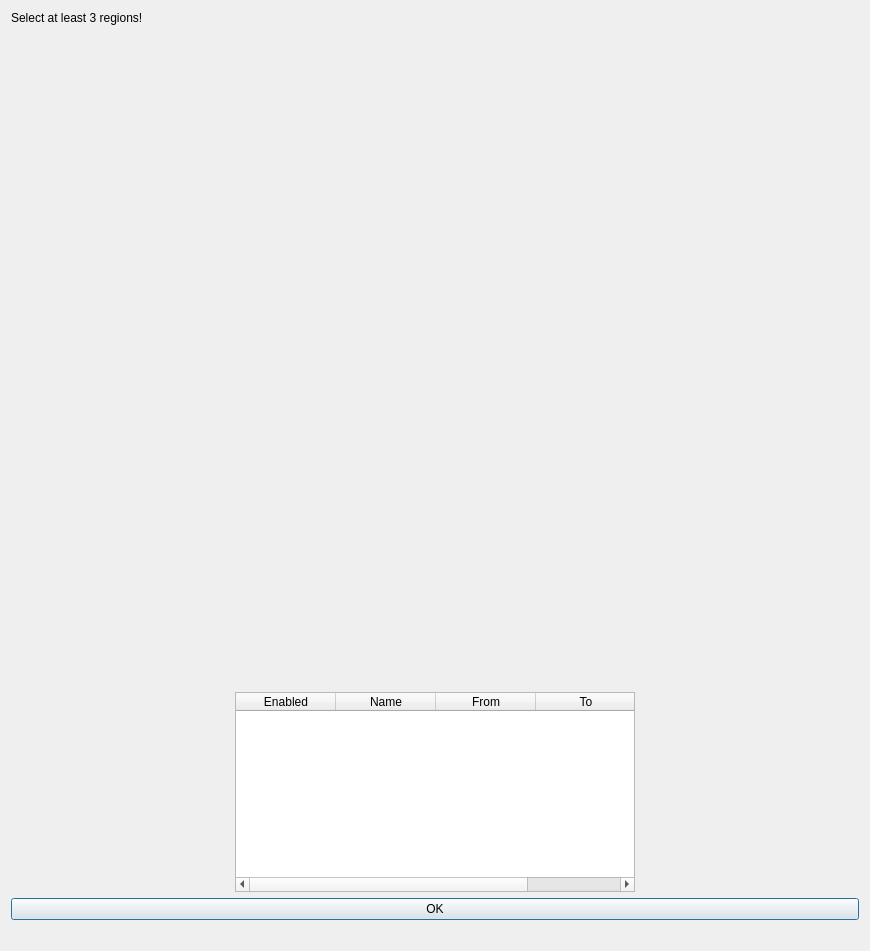
Qt form src/hyperctui/ui/select_evaluation_regions.ui (ornlneutronimaging/HyperCTui) before a commit.
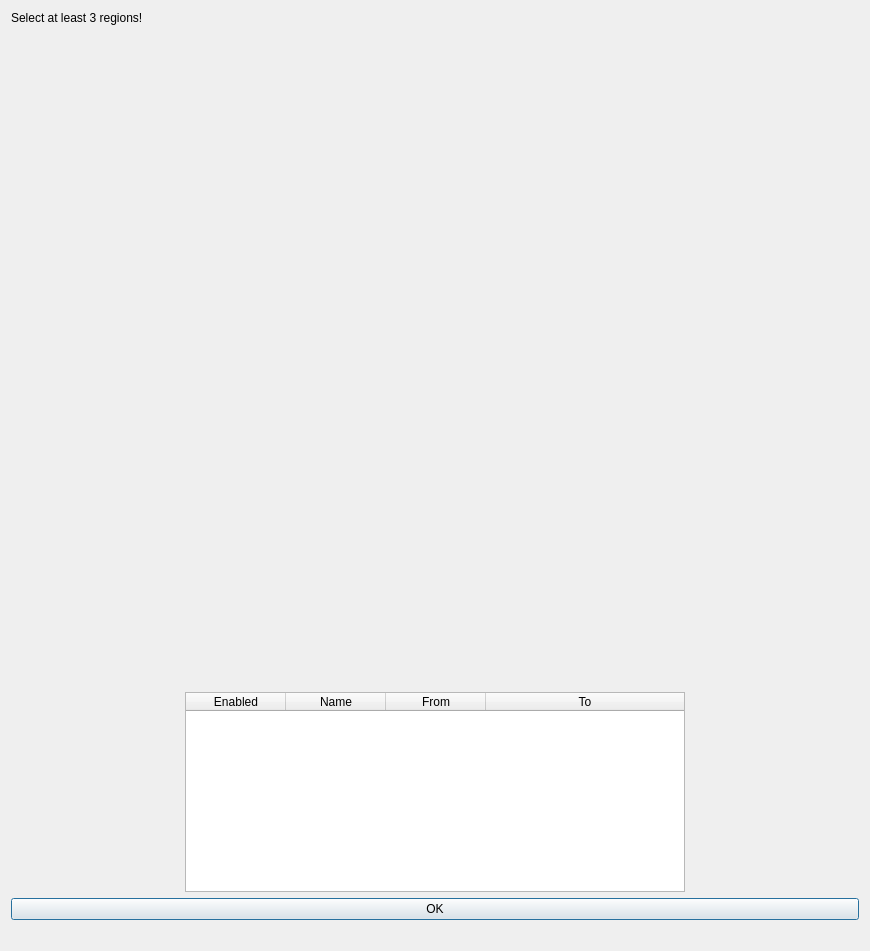
The same form after that commit.

What changed in the file:
```diff
--- a/src/hyperctui/ui/select_evaluation_regions.ui
+++ b/src/hyperctui/ui/select_evaluation_regions.ui
@@ -62,7 +62,7 @@
        </property>
        <property name="minimumSize">
         <size>
-         <width>400</width>
+         <width>500</width>
          <height>200</height>
         </size>
        </property>
```
